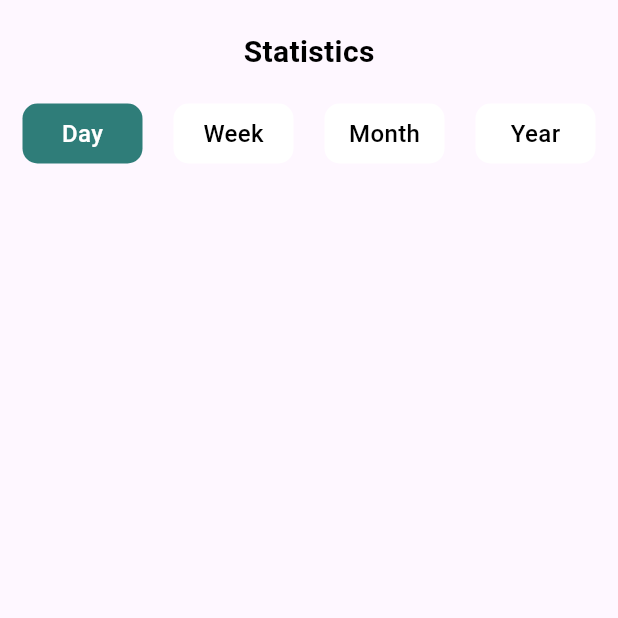
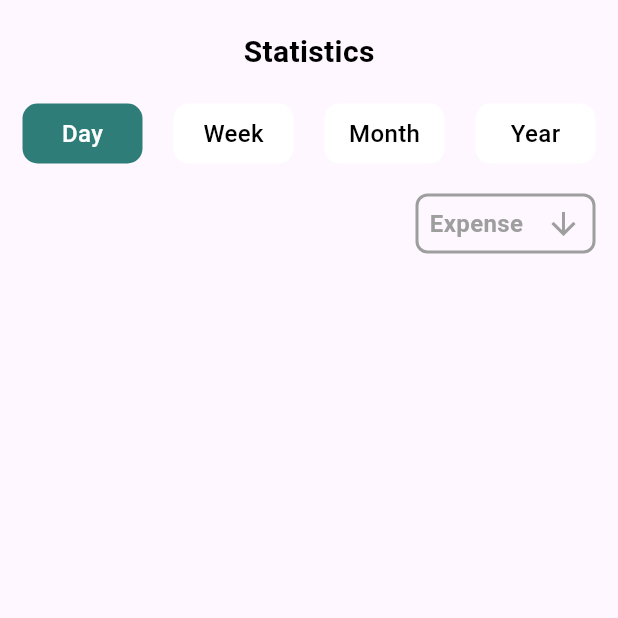
Before and after one commit to gitcoder-23/flutter_finance_app_ui, a Flutter app: the screen it shows after launch, on a phone screen of 412 x 824 dp, the top half of it. Run offline on Flutter 3.47's test engine with Material 2 defaults, Android fonts, the phone set to English and light mode, and no system bars.

Commit message:
inner statistics page design done

```diff
--- a/lib/screens/statistics.dart
+++ b/lib/screens/statistics.dart
@@ -70,6 +70,43 @@
                       ),
                     ],
                   ),
+                ),
+                const SizedBox(height: 20),
+                Padding(
+                  padding: const EdgeInsets.symmetric(horizontal: 15),
+                  child: Row(
+                    mainAxisAlignment: MainAxisAlignment.end,
+                    children: [
+                      Container(
+                        width: 120,
+                        height: 40,
+                        decoration: BoxDecoration(
+                          border: Border.all(
+                            color: Colors.grey,
+                            width: 2,
+                          ),
+                          borderRadius: BorderRadius.circular(8),
+                        ),
+                        child: const Row(
+                          mainAxisAlignment: MainAxisAlignment.spaceAround,
+                          children: [
+                            Text(
+                              'Expense',
+                              style: TextStyle(
+                                color: Colors.grey,
+                                fontSize: 16,
+                                fontWeight: FontWeight.bold,
+                              ),
+                            ),
+                            Icon(
+                              Icons.arrow_downward_sharp,
+                              color: Colors.grey,
+                            ),
+                          ],
+                        ),
+                      ),
+                    ],
+                  ),
                 )
               ],
             ),
```
